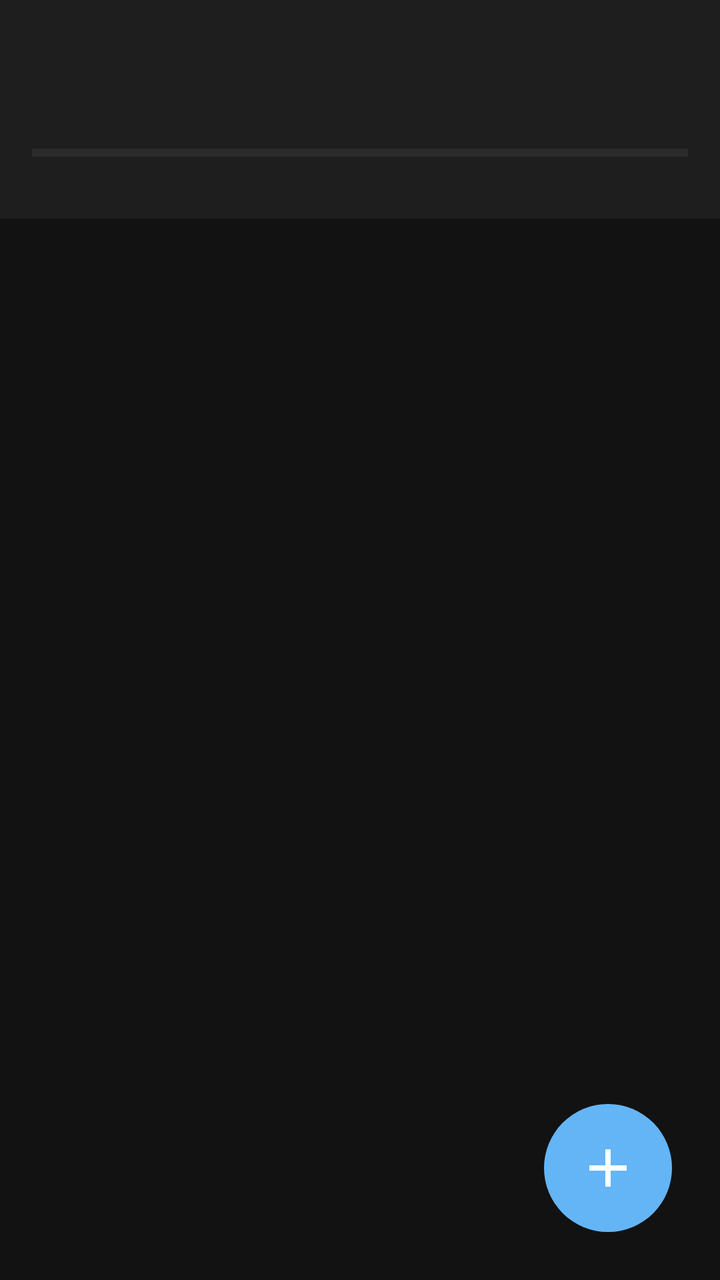
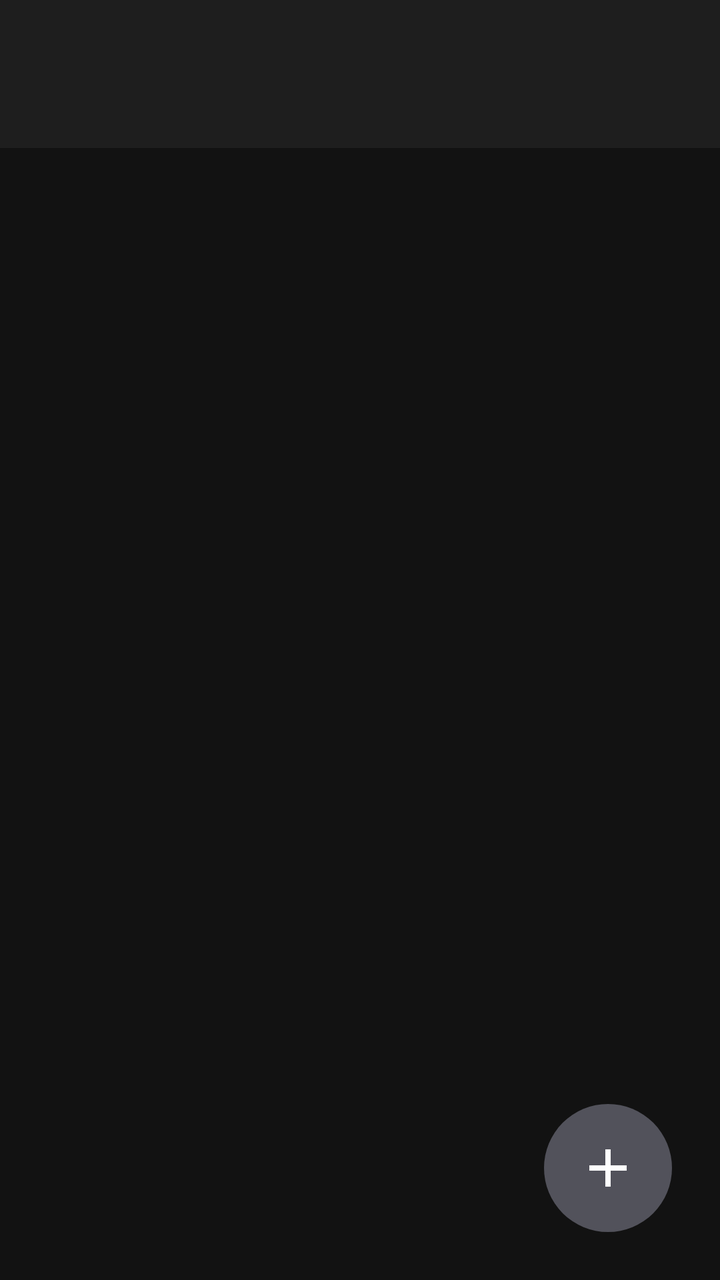

The first picture is an Android layout as it rendered before a commit; the second is the same layout after the commit. The layout source and the unified diff follow.
<!-- AndroidManifest.xml: application theme Theme.VSManager -->
<!-- res/layout/activity_main.xml -->
<?xml version="1.0" encoding="utf-8"?>
<androidx.coordinatorlayout.widget.CoordinatorLayout 
    xmlns:android="http://schemas.android.com/apk/res/android"
    xmlns:app="http://schemas.android.com/apk/res-auto"
    android:layout_width="match_parent"
    android:layout_height="match_parent"
    android:background="#121212">

    <com.google.android.material.appbar.AppBarLayout
        android:layout_width="match_parent"
        android:layout_height="wrap_content"
        android:background="#1E1E1E"
        app:elevation="4dp">

        <androidx.appcompat.widget.Toolbar
            android:id="@+id/toolbar"
            android:layout_width="match_parent"
            android:layout_height="?attr/actionBarSize"
            app:titleTextColor="#FFFFFF"
            app:subtitleTextColor="#888888" />
            
        <LinearLayout android:id="@+id/headerPath" android:layout_width="match_parent"
            android:layout_height="wrap_content" android:orientation="vertical"
            android:background="#1E1E1E" android:paddingBottom="10dp">
            <HorizontalScrollView android:id="@+id/crumbScroll" android:layout_width="match_parent"
                android:layout_height="wrap_content" android:scrollbars="none">
                <LinearLayout android:id="@+id/crumbs" android:layout_width="wrap_content"
                    android:layout_height="wrap_content" android:orientation="horizontal"
                    android:gravity="center_vertical" android:paddingStart="12dp" android:paddingEnd="12dp"/>
            </HorizontalScrollView>
            <ProgressBar android:id="@+id/storageBar" style="?android:attr/progressBarStyleHorizontal"
                android:layout_width="match_parent" android:layout_height="5dp"
                android:layout_marginStart="16dp" android:layout_marginEnd="16dp" android:layout_marginTop="10dp"
                android:progressTint="#7C9CFF" android:progressBackgroundTint="#33FFFFFF"/>
            <TextView android:id="@+id/storageText" android:layout_width="wrap_content"
                android:layout_height="wrap_content" android:layout_marginStart="16dp"
                android:layout_marginTop="4dp" android:textColor="#9A9AA5" android:textSize="12sp"/>
        </LinearLayout>
    </com.google.android.material.appbar.AppBarLayout>

    <androidx.recyclerview.widget.RecyclerView
        android:id="@+id/recyclerView"
        android:layout_width="match_parent"
        android:layout_height="match_parent"
        android:scrollbars="vertical"
        android:fadeScrollbars="false"
        android:scrollbarThumbVertical="@drawable/scrollbar_thumb"
        android:scrollbarSize="8dp"
        app:layout_behavior="@string/appbar_scrolling_view_behavior" />

    <FrameLayout
        android:id="@+id/fabContainer"
        android:layout_width="64dp"
        android:layout_height="64dp"
        android:layout_gravity="bottom|end"
        android:layout_margin="24dp"
        android:background="@drawable/bg_fab" 
        android:clickable="true"
        android:focusable="true">

        <ImageView
            android:id="@+id/fabIcon"
            android:layout_width="32dp"
            android:layout_height="32dp"
            android:layout_gravity="center"
            android:src="@drawable/ic_add"
            app:tint="#FFFFFF" />
    </FrameLayout>
</androidx.coordinatorlayout.widget.CoordinatorLayout>
<!-- resources referenced by this layout -->
<resources>
  <!-- drawable bg_fab (drawable) -->
  <?xml version="1.0" encoding="utf-8"?>
  <shape xmlns:android="http://schemas.android.com/apk/res/android" android:shape="oval">
      <solid android:color="#64B5F6"/> 
  </shape>
  <!-- drawable ic_add (drawable) -->
  <vector xmlns:android="http://schemas.android.com/apk/res/android"
      android:width="24dp"
      android:height="24dp"
      android:viewportWidth="24"
      android:viewportHeight="24">
      <path
          android:fillColor="#000000"
          android:pathData="M19,13h-6v6h-2v-6H5v-2h6V5h2v6h6v2z"/>
  </vector>
  <!-- drawable scrollbar_thumb (drawable) -->
  <?xml version="1.0" encoding="utf-8"?>
  <shape xmlns:android="http://schemas.android.com/apk/res/android">
      <corners android:radius="4dp"/>
      <solid android:color="#64B5F6"/>
  </shape>
  <style name="Theme.VSManager" parent="Theme.Material3.Dark.NoActionBar">
          <item name="colorPrimary">#D3D3D3</item>
          <item name="android:statusBarColor">#1E1E1E</item>
          <item name="android:navigationBarColor">#121212</item>
          <item name="android:windowBackground">#121212</item>
      </style>
</resources>

<!-- the commit's change to res/layout/activity_main.xml (unified diff, before → after) -->
@@ -28,13 +28,6 @@
                     android:layout_height="wrap_content" android:orientation="horizontal"
                     android:gravity="center_vertical" android:paddingStart="12dp" android:paddingEnd="12dp"/>
             </HorizontalScrollView>
-            <ProgressBar android:id="@+id/storageBar" style="?android:attr/progressBarStyleHorizontal"
-                android:layout_width="match_parent" android:layout_height="5dp"
-                android:layout_marginStart="16dp" android:layout_marginEnd="16dp" android:layout_marginTop="10dp"
-                android:progressTint="#7C9CFF" android:progressBackgroundTint="#33FFFFFF"/>
-            <TextView android:id="@+id/storageText" android:layout_width="wrap_content"
-                android:layout_height="wrap_content" android:layout_marginStart="16dp"
-                android:layout_marginTop="4dp" android:textColor="#9A9AA5" android:textSize="12sp"/>
         </LinearLayout>
     </com.google.android.material.appbar.AppBarLayout>
 
@@ -43,9 +36,8 @@
         android:layout_width="match_parent"
         android:layout_height="match_parent"
         android:scrollbars="vertical"
-        android:fadeScrollbars="false"
+        android:scrollbarSize="3dp"
         android:scrollbarThumbVertical="@drawable/scrollbar_thumb"
-        android:scrollbarSize="8dp"
         app:layout_behavior="@string/appbar_scrolling_view_behavior" />
 
     <FrameLayout
<!-- resource entries referenced after the edit -->
@@ -1,9 +1,8 @@
 <!-- resources referenced by this layout -->
 <resources>
   <!-- drawable bg_fab (drawable) -->
-  <?xml version="1.0" encoding="utf-8"?>
   <shape xmlns:android="http://schemas.android.com/apk/res/android" android:shape="oval">
-      <solid android:color="#64B5F6"/> 
+      <solid android:color="#52525B"/>
   </shape>
   <!-- drawable ic_add (drawable) -->
   <vector xmlns:android="http://schemas.android.com/apk/res/android"
@@ -16,10 +15,9 @@
           android:pathData="M19,13h-6v6h-2v-6H5v-2h6V5h2v6h6v2z"/>
   </vector>
   <!-- drawable scrollbar_thumb (drawable) -->
-  <?xml version="1.0" encoding="utf-8"?>
-  <shape xmlns:android="http://schemas.android.com/apk/res/android">
-      <corners android:radius="4dp"/>
-      <solid android:color="#64B5F6"/>
+  <shape xmlns:android="http://schemas.android.com/apk/res/android" android:shape="rectangle">
+      <solid android:color="#8A8A93"/>
+      <corners android:radius="2dp"/>
   </shape>
   <style name="Theme.VSManager" parent="Theme.Material3.Dark.NoActionBar">
           <item name="colorPrimary">#D3D3D3</item>
